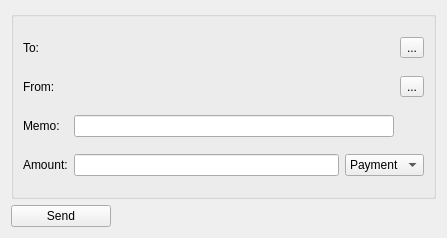
First picture: the form in src/gui/widgets/senddlg.ui, repository Open-Transactions/Moneychanger, before the edit.
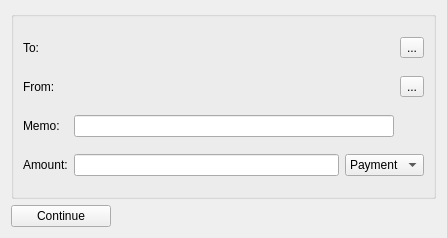
Second picture: the form after the edit. Icons and pictures are not drawn.

Diff of the .ui file:
```diff
--- a/src/gui/widgets/senddlg.ui
+++ b/src/gui/widgets/senddlg.ui
@@ -185,7 +185,7 @@
       <enum>Qt::LeftToRight</enum>
      </property>
      <property name="text">
-      <string>Send</string>
+      <string>Continue</string>
      </property>
     </widget>
    </item>
```
